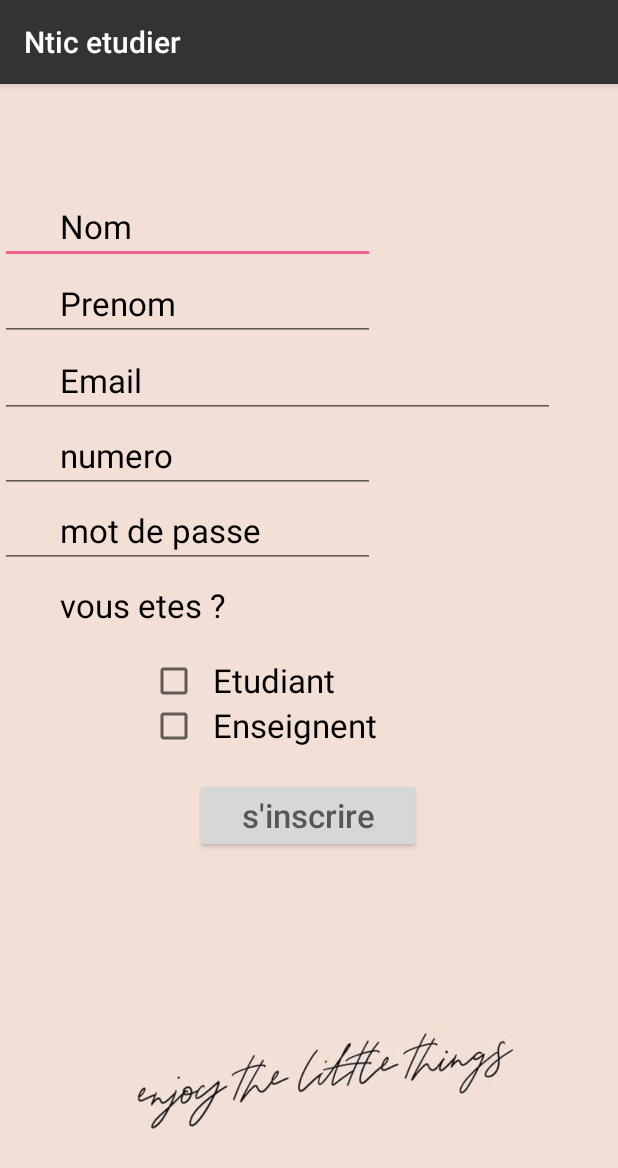
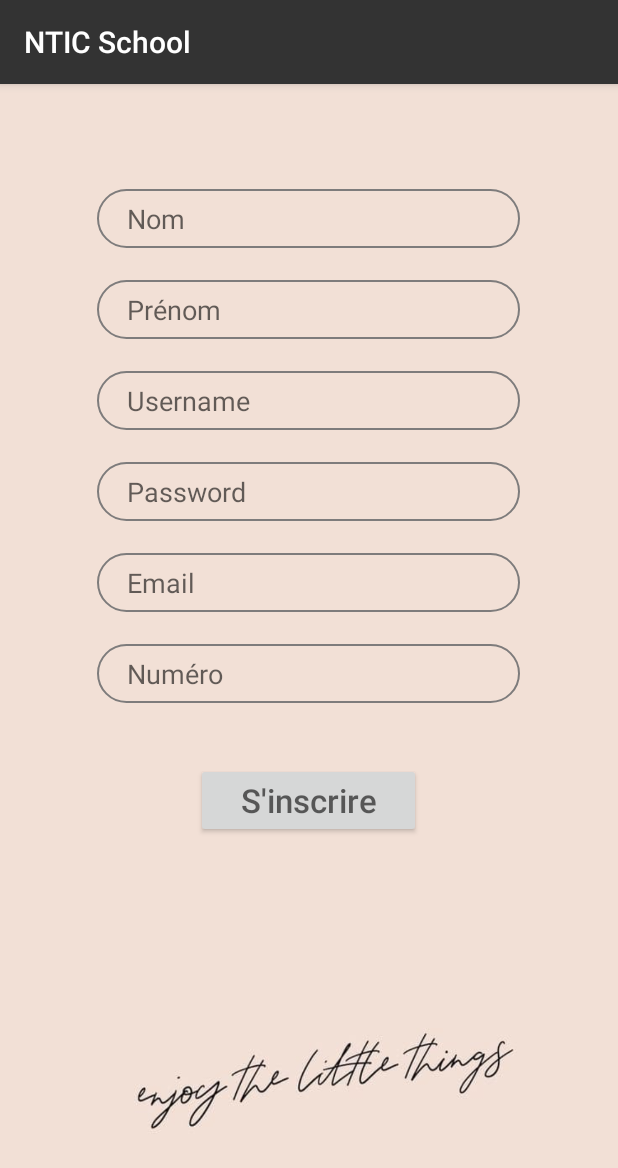
Before and after one commit to shoutlina1/Application, an Android app: the inscrireActivity screen opened directly, with no data from a screen before it, on a phone screen of 412 x 824 dp. Shown: the top 1168 px of the screen. Run offline under Robolectric (Android 15) with nearby library versions, the phone set to English and light mode, and no system bars; our stand-ins replace Firebase (no records; nobody signed in at launch, a user with empty details on screens opened directly); 1 statement that could not run was skipped.

Commit message:
Adding of model, layouts of inscription fixed !

```diff
--- a/app/build.gradle
+++ b/app/build.gradle
@@ -23,6 +23,7 @@ dependencies {
     implementation 'androidx.appcompat:appcompat:1.0.2'
     implementation 'androidx.constraintlayout:constraintlayout:1.1.3'
     implementation 'androidx.legacy:legacy-support-v4:1.0.0'
+    implementation 'com.google.firebase:firebase-auth:19.2.0'
     testImplementation 'junit:junit:4.12'
     androidTestImplementation 'androidx.test.ext:junit:1.1.0'
     androidTestImplementation 'androidx.test.espresso:espresso-core:3.1.1'
--- a/app/src/main/java/com/example/nticetudier/acceuilActivity.java
+++ b/app/src/main/java/com/example/nticetudier/acceuilActivity.java
@@ -8,9 +8,9 @@ import android.view.View;
 import android.widget.Button;
 
 public class acceuilActivity extends AppCompatActivity {
-    private Button Trancommun ;
-    private Button Licence ;
-    private Button Master ;
+
+    Button Trancommun, Licence, Master ;
+
 
     @Override
     protected void onCreate(Bundle savedInstanceState) {
--- a/app/src/main/java/com/example/nticetudier/inscrireActivity.java
+++ b/app/src/main/java/com/example/nticetudier/inscrireActivity.java
@@ -9,31 +9,44 @@ import android.widget.CheckBox;
 import android.widget.EditText;
 import android.widget.Toast;
 
+import com.google.firebase.auth.FirebaseAuth;
+import com.google.firebase.auth.FirebaseUser;
+
 public class inscrireActivity extends AppCompatActivity {
-    private EditText Nom;
-    private EditText Prenom ;
-    private EditText Email;
-    private EditText num ;
-    private EditText motdpass;
-    private Button inscrir;
-    private CheckBox etudiant;
-    private CheckBox enseignent ;
+
+    EditText ETnom,ETprenom,ETusername,ETpassword,ETemail,ETnumero;
+    Button BTinscription;
+    FirebaseAuth auth;
+    FirebaseUser user;
+   // DatabaseReference databaseReference;
+
+    //private CheckBox etudiant;
+    //private CheckBox enseignent ;
 
 
     @Override
     protected void onCreate(Bundle savedInstanceState) {
         super.onCreate(savedInstanceState);
-        setContentView(R.layout.activity_inscrire);
-        this.etudiant=(CheckBox) this.findViewById(R.id.etud);
-        this.enseignent=(CheckBox) this.findViewById(R.id.prof);
-        this.inscrir=(Button) this.findViewById(R.id.inscri);
+        setContentView(R.layout.activity_inscription);
 
-inscrir.setOnClickListener(new View.OnClickListener() {
+       // this.etudiant=(CheckBox) this.findViewById(R.id.etud);
+       // this.enseignent=(CheckBox) this.findViewById(R.id.prof);
+       // this.inscrir=(Button) this.findViewById(R.id.inscri);
+
+        ETnom = findViewById(R.id.ETnom);
+        ETprenom = findViewById(R.id.ETprenom);
+        ETusername = findViewById(R.id.ETusername);
+        ETpassword = findViewById(R.id.ETpassword);
+        ETemail = findViewById(R.id.ETemail);
+        ETnumero = findViewById(R.id.ETnumero);
+
+      //  databaseReference = FirebaseDatabase.getInstance().getReference("Utilisateur");
+    BTinscription.setOnClickListener(new View.OnClickListener() {
     @Override
     public void onClick(View v) {
-        Toast.makeText(getApplicationContext(),"vous etes inscrit !",Toast.LENGTH_LONG).show();
-    }
-});
+        Toast.makeText(getApplicationContext(),"Félicitations ! vous etes désormais inscrit :)",Toast.LENGTH_LONG).show();
+        }
+    });
   }
 
 
--- /dev/null
+++ b/app/src/main/res/drawable-v24/round_edit_signup.xml
@@ -0,0 +1,6 @@
+<?xml version="1.0" encoding="utf-8"?>
+<shape android:shape="rectangle" xmlns:android="http://schemas.android.com/apk/res/android">
+    <corners android:radius="26dp"></corners>
+    <stroke android:width="1dp"
+        android:color="#FE7E7C7C"></stroke>
+</shape>
--- /dev/null
+++ b/app/src/main/res/layout/activity_inscription.xml
@@ -0,0 +1,137 @@
+<?xml version="1.0" encoding="utf-8"?>
+<LinearLayout
+    xmlns:android="http://schemas.android.com/apk/res/android"
+    xmlns:app="http://schemas.android.com/apk/res-auto"
+    xmlns:tools="http://schemas.android.com/tools"
+    android:layout_width="match_parent"
+    android:layout_height="match_parent"
+    android:orientation="vertical"
+    tools:context=".inscrireActivity"
+    android:background="@drawable/k">
+
+    <EditText
+        android:id="@+id/ETnom"
+        android:layout_width="282dp"
+        android:layout_height="39dp"
+        android:background="@drawable/round_edit_signup"
+        android:layout_marginTop="70dp"
+        android:layout_gravity="center"
+        android:hint="Nom"
+        android:paddingLeft="20dp"
+        android:textColor="@android:color/black"
+        android:textSize="18dp"
+        android:layout_marginBottom="20dp"></EditText>
+    <EditText
+        android:id="@+id/ETprenom"
+        android:layout_width="282dp"
+        android:layout_height="39dp"
+        android:background="@drawable/round_edit_signup"
+        android:layout_marginTop="1dp"
+        android:layout_gravity="center"
+        android:hint="Prénom"
+        android:paddingLeft="20dp"
+        android:textColor="@android:color/black"
+        android:textSize="18dp"
+        android:layout_marginBottom="20dp"></EditText>
+    <EditText
+        android:id="@+id/ETusername"
+        android:layout_width="282dp"
+        android:layout_height="39dp"
+        android:background="@drawable/round_edit_signup"
+        android:layout_marginTop="1dp"
+        android:layout_gravity="center"
+        android:hint="Username"
+        android:inputType="text"
+        android:paddingLeft="20dp"
+        android:textColor="@android:color/black"
+        android:textSize="18dp"
+        android:layout_marginBottom="20dp"></EditText>
+    <EditText
+        android:id="@+id/ETpassword"
+        android:layout_width="282dp"
+        android:layout_height="39dp"
+        android:background="@drawable/round_edit_signup"
+        android:layout_marginTop="1dp"
+        android:layout_gravity="center"
+        android:hint="Password"
+        android:inputType="textPassword"
+        android:paddingLeft="20dp"
+        android:textColor="@android:color/black"
+        android:textSize="18dp"
+        android:layout_marginBottom="20dp"></EditText>
+
+    <EditText
+        android:id="@+id/ETemail"
+        android:layout_width="282dp"
+        android:layout_height="39dp"
+        android:background="@drawable/round_edit_signup"
+        android:layout_marginTop="1dp"
+        android:layout_gravity="center"
+        android:hint="Email"
+        android:paddingLeft="20dp"
+        android:textColor="@android:color/black"
+        android:textSize="18dp"
+        android:layout_marginBottom="20dp"></EditText>
+    <EditText
+        android:id="@+id/ETnumero"
+        android:layout_width="282dp"
+        android:layout_height="39dp"
+        android:background="@drawable/round_edit_signup"
+        android:layout_marginTop="1dp"
+        android:layout_gravity="center"
+        android:hint="Numéro"
+        android:inputType="number"
+        android:paddingLeft="20dp"
+        android:textColor="@android:color/black"
+        android:textSize="18dp"
+        android:layout_marginBottom="20dp"></EditText>
+
+<!--    <TextView
+        android:layout_width="250dp"
+        android:layout_height="50dp"
+        android:paddingLeft="40dp"
+        android:hint="vous etes ?"
+        android:textColorHint="#000"
+        android:textSize="22dp"
+        android:layout_marginTop="10dp"
+        android:id="@+id/TV"
+        ></TextView>
+
+    <CheckBox
+        android:layout_width="250dp"
+        android:layout_height="30dp"
+        android:id="@+id/etud"
+        android:paddingLeft="10dp"
+        android:text="Etudiant "
+        android:textColorHint="#000"
+        android:textSize="22dp"
+        android:layout_marginStart="100dp"
+        ></CheckBox>
+    <CheckBox
+        android:layout_width="250dp"
+        android:id="@+id/prof"
+        android:layout_height="30dp"
+        android:paddingLeft="10dp"
+        android:text="Enseignent "
+        android:textColorHint="#000"
+        android:textSize="22dp"
+        android:layout_marginStart="100dp"
+        ></CheckBox>
+
+   -->
+
+<Button
+    android:layout_width="150dp"
+    android:layout_height="50dp"
+    android:id="@+id/Btn_inscription"
+    android:hint="S'inscrire"
+    android:layout_gravity="center"
+    android:layout_marginTop="20dp"
+    android:textSize="22dp"
+    ></Button>
+
+
+
+
+
+</LinearLayout>
--- a/app/src/main/res/layout/activity_inscrire.xml
+++ /dev/null
@@ -1,105 +0,0 @@
-<?xml version="1.0" encoding="utf-8"?>
-<LinearLayout
-    xmlns:android="http://schemas.android.com/apk/res/android"
-    xmlns:app="http://schemas.android.com/apk/res-auto"
-    xmlns:tools="http://schemas.android.com/tools"
-    android:layout_width="match_parent"
-    android:layout_height="match_parent"
-    android:orientation="vertical"
-    tools:context=".inscrireActivity"
-    android:background="@drawable/k">
-
-    <EditText
-        android:id="@+id/nom"
-        android:layout_width="250dp"
-        android:layout_height="50dp"
-        android:layout_marginTop="70dp"
-        android:hint="Nom"
-        android:paddingLeft="40dp"
-        android:textColorHint="#000"
-        android:textSize="22dp"></EditText>
-    <EditText
-        android:id="@+id/prenom"
-        android:layout_width="250dp"
-        android:layout_height="50dp"
-        android:layout_marginTop="1dp"
-        android:hint="Prenom"
-        android:paddingLeft="40dp"
-        android:textColorHint="#000"
-        android:textSize="22dp"></EditText>
-
-    <EditText
-        android:id="@+id/Email"
-        android:layout_width="370dp"
-        android:layout_height="50dp"
-        android:layout_marginTop="1dp"
-        android:hint="Email"
-        android:textColorHint="#000"
-        android:paddingLeft="40dp"
-        android:textSize="22dp"
-
-        ></EditText>
-    <EditText
-        android:layout_width="250dp"
-        android:layout_height="50dp"
-        android:id="@+id/num"
-        android:hint="numero"
-        android:textColorHint="#000"
-        android:paddingLeft="40dp"
-        android:textSize="22dp"></EditText>
-    <EditText
-        android:layout_width="250dp"
-        android:layout_height="50dp"
-        android:id="@+id/passe"
-        android:hint="mot de passe"
-        android:textColorHint="#000"
-        android:paddingLeft="40dp"
-        android:textSize="22dp"
-        android:inputType="textPassword"
-        ></EditText>
-    <TextView
-        android:layout_width="250dp"
-        android:layout_height="50dp"
-        android:paddingLeft="40dp"
-        android:hint="vous etes ?"
-        android:textColorHint="#000"
-        android:textSize="22dp"
-        android:layout_marginTop="10dp"
-        android:id="@+id/TV"
-        ></TextView>
-
-    <CheckBox
-        android:layout_width="250dp"
-        android:layout_height="30dp"
-        android:id="@+id/etud"
-        android:paddingLeft="10dp"
-        android:text="Etudiant "
-        android:textColorHint="#000"
-        android:textSize="22dp"
-        android:layout_marginStart="100dp"
-        ></CheckBox>
-    <CheckBox
-        android:layout_width="250dp"
-        android:id="@+id/prof"
-        android:layout_height="30dp"
-        android:paddingLeft="10dp"
-        android:text="Enseignent "
-        android:textColorHint="#000"
-        android:textSize="22dp"
-        android:layout_marginStart="100dp"
-        ></CheckBox>
-<Button
-    android:layout_width="150dp"
-    android:layout_height="50dp"
-    android:id="@+id/inscri"
-    android:hint="s'inscrire"
-    android:layout_gravity="center"
-    android:layout_marginTop="20dp"
-    android:textSize="22dp"
-    ></Button>
-
-
-
-
-
-</LinearLayout>
--- a/app/src/main/res/values/strings.xml
+++ b/app/src/main/res/values/strings.xml
@@ -1,5 +1,5 @@
 <resources>
-    <string name="app_name">Ntic etudier</string>
+    <string name="app_name">NTIC School</string>
 
     <!-- TODO: Remove or change this placeholder text -->
     <string name="hello_blank_fragment">Hello blank fragment</string>
--- a/build.gradle
+++ b/build.gradle
@@ -7,7 +7,7 @@ buildscript {
 
     }
     dependencies {
-        classpath 'com.android.tools.build:gradle:3.5.1'
+        classpath 'com.android.tools.build:gradle:4.0.1'
 
         // NOTE: Do not place your application dependencies here; they belong
         // in the individual module build.gradle files
```
Also changed, not shown: app/src/main/java/Model/Utilisateur.java (added, +83 -0 lines), app/src/main/java/com/example/nticetudier/MainActivity.java (+10 -47 lines), app/src/main/res/layout/activity_main.xml (+4 -4 lines), gradle/wrapper/gradle-wrapper.properties.
